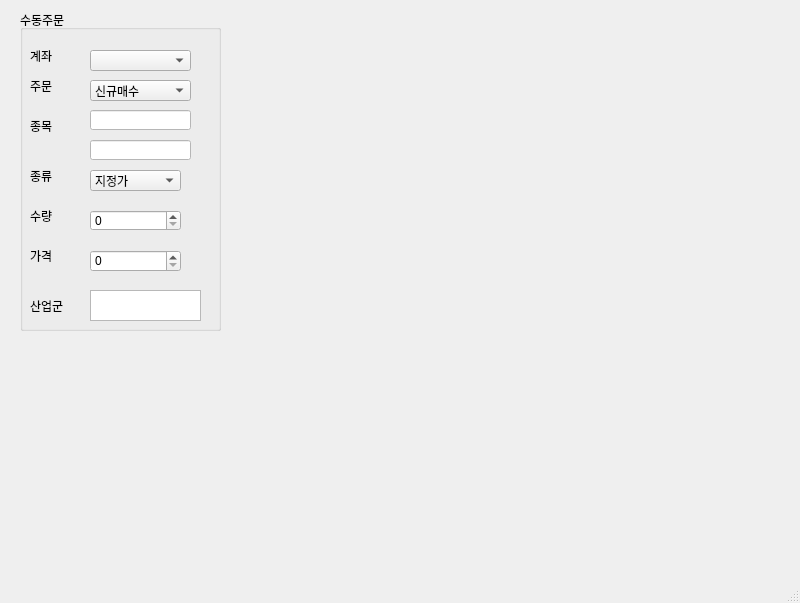
Qt form trader.ui (kakaTalk/kiwoom) before a commit.
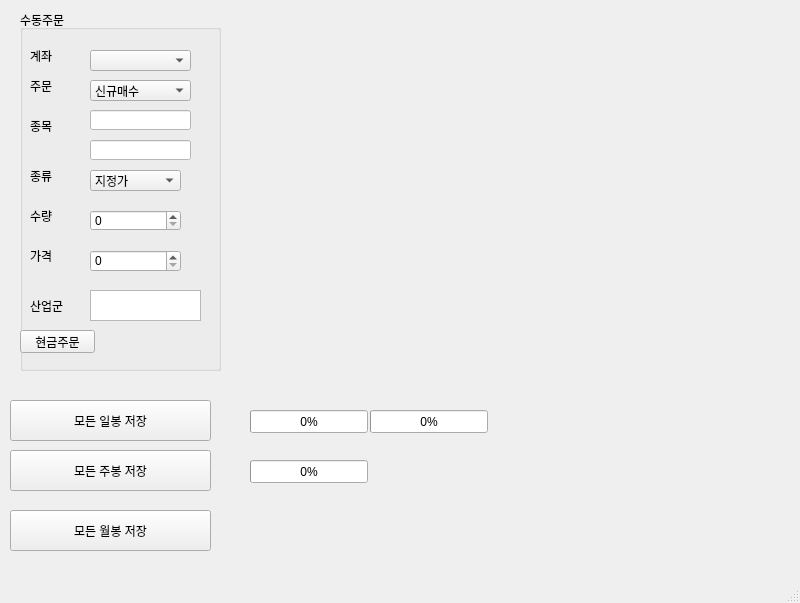
The same form after that commit.

Patch:
```diff
--- a/trader.ui
+++ b/trader.ui
@@ -20,7 +20,7 @@
       <x>20</x>
       <y>10</y>
       <width>201</width>
-      <height>321</height>
+      <height>361</height>
      </rect>
     </property>
     <property name="title">
@@ -245,6 +245,106 @@
       <string/>
      </property>
     </widget>
+    <widget class="QPushButton" name="orderCash_btn">
+     <property name="geometry">
+      <rect>
+       <x>0</x>
+       <y>320</y>
+       <width>75</width>
+       <height>23</height>
+      </rect>
+     </property>
+     <property name="text">
+      <string>현금주문</string>
+     </property>
+    </widget>
+   </widget>
+   <widget class="QPushButton" name="pushButton">
+    <property name="geometry">
+     <rect>
+      <x>10</x>
+      <y>400</y>
+      <width>201</width>
+      <height>41</height>
+     </rect>
+    </property>
+    <property name="text">
+     <string>모든 일봉 저장</string>
+    </property>
+   </widget>
+   <widget class="QPushButton" name="pushButton_2">
+    <property name="geometry">
+     <rect>
+      <x>10</x>
+      <y>450</y>
+      <width>201</width>
+      <height>41</height>
+     </rect>
+    </property>
+    <property name="text">
+     <string>모든 주봉 저장</string>
+    </property>
+   </widget>
+   <widget class="QPushButton" name="pushButton_3">
+    <property name="geometry">
+     <rect>
+      <x>10</x>
+      <y>510</y>
+      <width>201</width>
+      <height>41</height>
+     </rect>
+    </property>
+    <property name="text">
+     <string>모든 월봉 저장</string>
+    </property>
+   </widget>
+   <widget class="QProgressBar" name="progressBar">
+    <property name="geometry">
+     <rect>
+      <x>250</x>
+      <y>410</y>
+      <width>118</width>
+      <height>23</height>
+     </rect>
+    </property>
+    <property name="maximum">
+     <number>2000</number>
+    </property>
+    <property name="value">
+     <number>0</number>
+    </property>
+   </widget>
+   <widget class="QProgressBar" name="progressBar_2">
+    <property name="geometry">
+     <rect>
+      <x>370</x>
+      <y>410</y>
+      <width>118</width>
+      <height>23</height>
+     </rect>
+    </property>
+    <property name="maximum">
+     <number>100</number>
+    </property>
+    <property name="value">
+     <number>0</number>
+    </property>
+   </widget>
+   <widget class="QProgressBar" name="progressBar_3">
+    <property name="geometry">
+     <rect>
+      <x>250</x>
+      <y>460</y>
+      <width>118</width>
+      <height>23</height>
+     </rect>
+    </property>
+    <property name="maximum">
+     <number>2000</number>
+    </property>
+    <property name="value">
+     <number>0</number>
+    </property>
    </widget>
   </widget>
   <widget class="QMenuBar" name="menubar">
```
